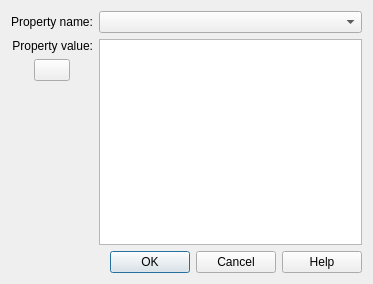
Qt form src/svnfrontend/editpropsdlg.ui (KDE/kdesvn) before a commit.
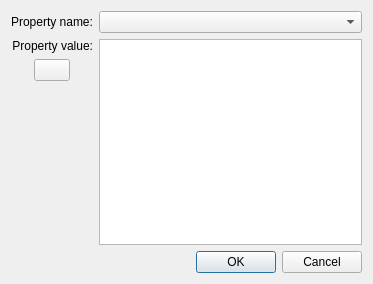
The same form after that commit. Custom widgets are drawn as their Qt base class.

Commit message: Remove Help button to not confuse the user - it's without functionality and docbook has no reference for it.

What changed in the file:
```diff
--- a/src/svnfrontend/editpropsdlg.ui
+++ b/src/svnfrontend/editpropsdlg.ui
@@ -108,7 +108,7 @@
    <item>
     <widget class="QDialogButtonBox" name="buttonBox">
      <property name="standardButtons">
-      <set>QDialogButtonBox::Cancel|QDialogButtonBox::Help|QDialogButtonBox::Ok</set>
+      <set>QDialogButtonBox::Cancel|QDialogButtonBox::Ok</set>
      </property>
     </widget>
    </item>
```
The commit also changes 4 other files.
